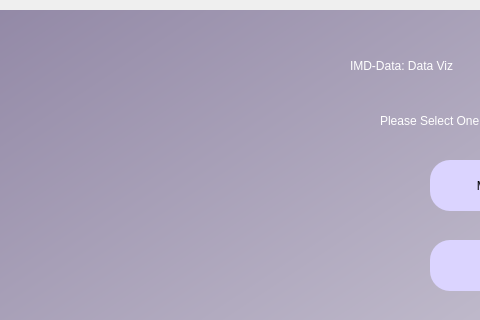
The window that data_vizMain.ui (RVALLER/rvallerIMDBProject) describes before a commit, drawn with Qt 5; both pictures show x 0 to 480 and y 0 to 320 of the 1155 by 810 pixel window.
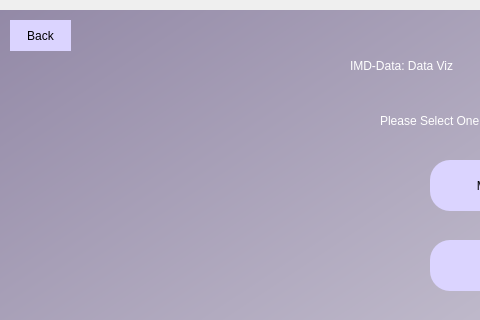
The same window after the commit.

Commit message:
Changelog:   Modified Sprint 2 and 3 to accomodate the update functionality of sprint 4's gui   Edited gui file of visualize data to add a back button
To Do:
  NEXT -> figure out how to implement back button & incorporate rest of gui

Diff of the .ui file:
```diff
--- a/data_vizMain.ui
+++ b/data_vizMain.ui
@@ -186,6 +186,24 @@
      <string>Movies Top 250 &amp; Pop Overlap</string>
     </property>
    </widget>
+   <widget class="QPushButton" name="back">
+    <property name="geometry">
+     <rect>
+      <x>60</x>
+      <y>10</y>
+      <width>61</width>
+      <height>31</height>
+     </rect>
+    </property>
+    <property name="styleSheet">
+     <string notr="true">border-radius:20px;
+background-color: rgb(219, 212, 255);
+font: 12pt &quot;MS Shell Dlg 2&quot;;</string>
+    </property>
+    <property name="text">
+     <string>Back</string>
+    </property>
+   </widget>
   </widget>
  </widget>
  <resources/>
```
The commit also changes 8 other files.
